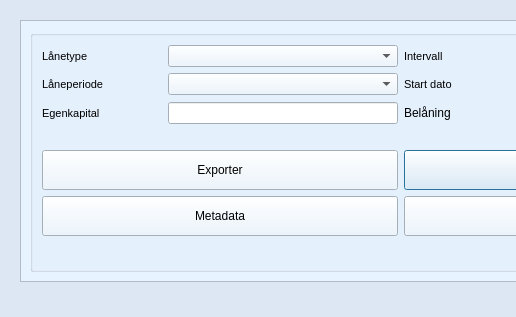
Before: the Qt Designer form source/ui/views/forms/restructure_form.ui in seemir/stressa, drawn with Qt 5; both pictures show x 0 to 516 and y 0 to 317 of the 802 by 317 pixel window.
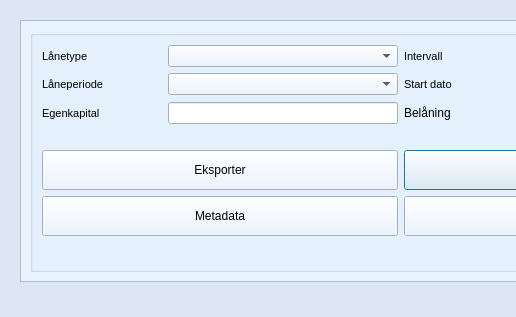
After: the same form once the commit is applied. Icons and pictures are not drawn.

What changed in the file:
```diff
--- a/source/ui/views/forms/restructure_form.ui
+++ b/source/ui/views/forms/restructure_form.ui
@@ -1655,7 +1655,7 @@
                 <enum>Qt::TabFocus</enum>
                </property>
                <property name="text">
-                <string>Exporter</string>
+                <string>Eksporter</string>
                </property>
                <property name="icon">
                 <iconset resource="../../images/img.qrc">
```
Left out of the diff: 4 changed lines with no effect on the pictures.
